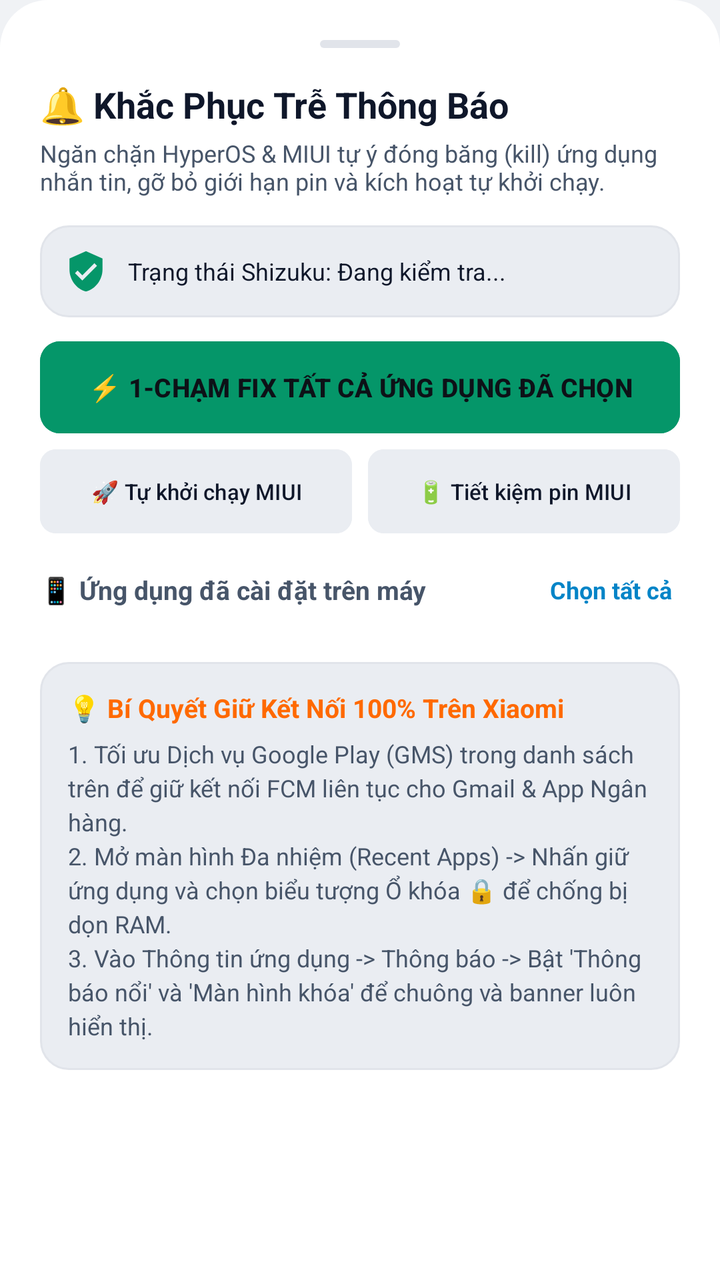
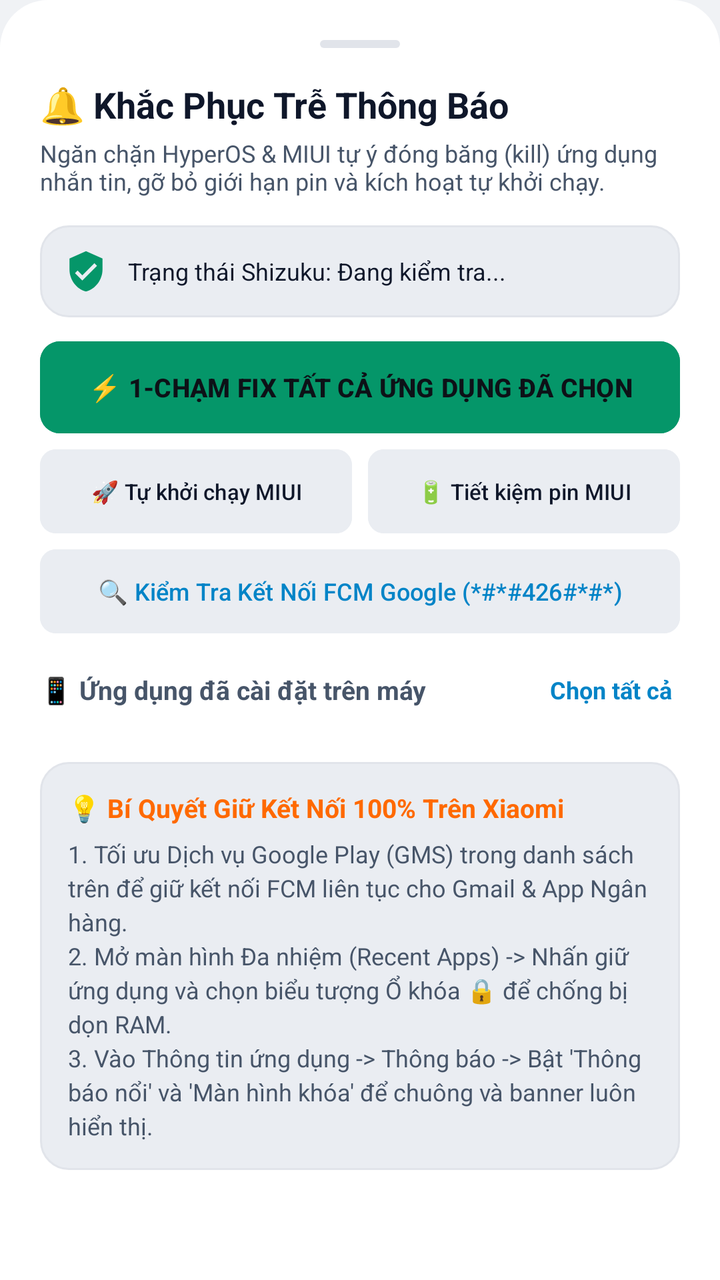

Screens rendered from an Android XML layout before and after an edit, with the pre-edit source and the edit as a unified diff.
<!-- AndroidManifest.xml: application theme Theme.ToolXiaomi -->
<!-- res/layout/bottom_sheet_notif_fix.xml -->
<?xml version="1.0" encoding="utf-8"?>
<androidx.core.widget.NestedScrollView xmlns:android="http://schemas.android.com/apk/res/android"
    xmlns:app="http://schemas.android.com/apk/res-auto"
    android:layout_width="match_parent"
    android:layout_height="wrap_content"
    android:background="@drawable/bg_bottom_sheet"
    android:fillViewport="true"
    android:overScrollMode="never">

    <LinearLayout
        android:layout_width="match_parent"
        android:layout_height="wrap_content"
        android:orientation="vertical"
        android:padding="20dp">

        
        <View
            android:layout_width="40dp"
            android:layout_height="4dp"
            android:layout_gravity="center_horizontal"
            android:layout_marginBottom="16dp"
            android:background="@drawable/bg_drag_handle" />

        <TextView
            android:layout_width="wrap_content"
            android:layout_height="wrap_content"
            android:text="🔔 Khắc Phục Trễ Thông Báo"
            android:textColor="@color/text_primary"
            android:textSize="18sp"
            android:textStyle="bold" />

        <TextView
            android:layout_width="wrap_content"
            android:layout_height="wrap_content"
            android:layout_marginTop="4dp"
            android:text="Ngăn chặn HyperOS &amp; MIUI tự ý đóng băng (kill) ứng dụng nhắn tin, gỡ bỏ giới hạn pin và kích hoạt tự khởi chạy."
            android:textColor="@color/text_secondary"
            android:textSize="12sp" />

        
        <LinearLayout
            android:layout_width="match_parent"
            android:layout_height="wrap_content"
            android:layout_marginTop="14dp"
            android:background="@drawable/bg_card_rounded"
            android:gravity="center_vertical"
            android:orientation="horizontal"
            android:padding="12dp">

            <ImageView
                android:layout_width="22dp"
                android:layout_height="22dp"
                android:src="@drawable/ic_shield_check"
                app:tint="@color/neon_green" />

            <TextView
                android:id="@+id/bs_tv_notif_shizuku_status"
                android:layout_width="0dp"
                android:layout_height="wrap_content"
                android:layout_marginStart="10dp"
                android:layout_weight="1"
                android:text="Trạng thái Shizuku: Đang kiểm tra..."
                android:textColor="@color/text_primary"
                android:textSize="12sp" />
        </LinearLayout>

        
        <com.google.android.material.button.MaterialButton
            android:id="@+id/bs_btn_batch_fix"
            android:layout_width="match_parent"
            android:layout_height="wrap_content"
            android:layout_marginTop="12dp"
            android:minHeight="46dp"
            android:backgroundTint="@color/neon_green"
            android:insetTop="0dp"
            android:insetBottom="0dp"
            android:insetLeft="0dp"
            android:insetRight="0dp"
            android:paddingLeft="10dp"
            android:paddingRight="10dp"
            android:text="⚡ 1-CHẠM FIX TẤT CẢ ỨNG DỤNG ĐÃ CHỌN"
            android:textColor="#0D1117"
            android:textSize="13sp"
            android:textStyle="bold"
            app:cornerRadius="10dp" />

        
        <LinearLayout
            android:layout_width="match_parent"
            android:layout_height="wrap_content"
            android:layout_marginTop="8dp"
            android:orientation="horizontal">

            <com.google.android.material.button.MaterialButton
                android:id="@+id/bs_btn_open_autostart"
                android:layout_width="0dp"
                android:layout_height="wrap_content"
                android:layout_marginEnd="4dp"
                android:layout_weight="1"
                android:minHeight="42dp"
                android:minWidth="0dp"
                android:backgroundTint="@color/card_highlight"
                android:insetTop="0dp"
                android:insetBottom="0dp"
                android:insetLeft="0dp"
                android:insetRight="0dp"
                android:paddingLeft="4dp"
                android:paddingRight="4dp"
                android:maxLines="1"
                android:ellipsize="end"
                android:text="🚀 Tự khởi chạy MIUI"
                android:textColor="@color/text_primary"
                android:textSize="11sp"
                app:cornerRadius="8dp" />

            <com.google.android.material.button.MaterialButton
                android:id="@+id/bs_btn_open_powerkeeper"
                android:layout_width="0dp"
                android:layout_height="wrap_content"
                android:layout_marginStart="4dp"
                android:layout_weight="1"
                android:minHeight="42dp"
                android:minWidth="0dp"
                android:backgroundTint="@color/card_highlight"
                android:insetTop="0dp"
                android:insetBottom="0dp"
                android:insetLeft="0dp"
                android:insetRight="0dp"
                android:paddingLeft="4dp"
                android:paddingRight="4dp"
                android:maxLines="1"
                android:ellipsize="end"
                android:text="🔋 Tiết kiệm pin MIUI"
                android:textColor="@color/text_primary"
                android:textSize="11sp"
                app:cornerRadius="8dp" />
        </LinearLayout>

        
        <LinearLayout
            android:layout_width="match_parent"
            android:layout_height="wrap_content"
            android:layout_marginTop="16dp"
            android:layout_marginBottom="8dp"
            android:gravity="center_vertical"
            android:orientation="horizontal">

            <TextView
                android:layout_width="0dp"
                android:layout_height="wrap_content"
                android:layout_weight="1"
                android:text="📱 Ứng dụng đã cài đặt trên máy"
                android:textColor="@color/text_secondary"
                android:textSize="13sp"
                android:textStyle="bold" />

            <TextView
                android:id="@+id/bs_tv_select_all"
                android:layout_width="wrap_content"
                android:layout_height="wrap_content"
                android:background="?attr/selectableItemBackground"
                android:clickable="true"
                android:focusable="true"
                android:padding="4dp"
                android:text="Chọn tất cả"
                android:textColor="@color/neon_cyan"
                android:textSize="12sp"
                android:textStyle="bold" />
        </LinearLayout>

        
        <LinearLayout
            android:id="@+id/bs_layout_notif_apps"
            android:layout_width="match_parent"
            android:layout_height="wrap_content"
            android:orientation="vertical" />

        <TextView
            android:id="@+id/bs_tv_notif_empty"
            android:layout_width="match_parent"
            android:layout_height="wrap_content"
            android:layout_marginTop="8dp"
            android:layout_marginBottom="8dp"
            android:gravity="center"
            android:text="Không tìm thấy ứng dụng nhắn tin nào trong danh mục hỗ trợ."
            android:textColor="@color/text_muted"
            android:textSize="12sp"
            android:visibility="gone" />

        
        <LinearLayout
            android:layout_width="match_parent"
            android:layout_height="wrap_content"
            android:layout_marginTop="16dp"
            android:background="@drawable/bg_card_rounded"
            android:orientation="vertical"
            android:padding="14dp">

            <LinearLayout
                android:layout_width="match_parent"
                android:layout_height="wrap_content"
                android:gravity="center_vertical"
                android:orientation="horizontal">

                <TextView
                    android:layout_width="wrap_content"
                    android:layout_height="wrap_content"
                    android:text="💡 Bí Quyết Giữ Kết Nối 100% Trên Xiaomi"
                    android:textColor="@color/mi_orange"
                    android:textSize="13sp"
                    android:textStyle="bold" />
            </LinearLayout>

            <TextView
                android:layout_width="match_parent"
                android:layout_height="wrap_content"
                android:layout_marginTop="6dp"
                android:lineSpacingExtra="3dp"
                android:text="1. Tối ưu Dịch vụ Google Play (GMS) trong danh sách trên để giữ kết nối FCM liên tục cho Gmail &amp; App Ngân hàng.\n2. Mở màn hình Đa nhiệm (Recent Apps) -> Nhấn giữ ứng dụng và chọn biểu tượng Ổ khóa 🔒 để chống bị dọn RAM.\n3. Vào Thông tin ứng dụng -> Thông báo -> Bật 'Thông báo nổi' và 'Màn hình khóa' để chuông và banner luôn hiển thị."
                android:textColor="@color/text_secondary"
                android:textSize="12sp" />
        </LinearLayout>

    </LinearLayout>

</androidx.core.widget.NestedScrollView>
<!-- resources referenced by this layout -->
<resources>
  <color name="card_highlight">#EAEDF2</color>
  <color name="mi_orange">#FF6900</color>
  <color name="neon_cyan">#0284C7</color>
  <color name="neon_green">#059669</color>
  <color name="text_muted">#64748B</color>
  <color name="text_primary">#0F172A</color>
  <color name="text_secondary">#475569</color>
  <!-- drawable bg_bottom_sheet (drawable) -->
  <?xml version="1.0" encoding="utf-8"?>
  <shape xmlns:android="http://schemas.android.com/apk/res/android"
      android:shape="rectangle">
      <solid android:color="@color/card_dark" />
      <corners
          android:topLeftRadius="24dp"
          android:topRightRadius="24dp" />
  </shape>
  <!-- drawable bg_card_rounded (drawable) -->
  <?xml version="1.0" encoding="utf-8"?>
  <shape xmlns:android="http://schemas.android.com/apk/res/android"
      android:shape="rectangle">
      <corners android:radius="14dp" />
      <solid android:color="@color/card_highlight" />
      <stroke
          android:width="1dp"
          android:color="@color/card_dark_stroke" />
  </shape>
  <!-- drawable bg_drag_handle (drawable) -->
  <?xml version="1.0" encoding="utf-8"?>
  <shape xmlns:android="http://schemas.android.com/apk/res/android"
      android:shape="rectangle">
      <solid android:color="@color/card_dark_stroke" />
      <corners android:radius="2dp" />
  </shape>
  <!-- drawable ic_shield_check (drawable) -->
  <vector xmlns:android="http://schemas.android.com/apk/res/android"
      android:width="24dp"
      android:height="24dp"
      android:viewportWidth="24"
      android:viewportHeight="24">
      <path
          android:fillColor="#FFFFFF"
          android:pathData="M12,1L3,5v6c0,5.55 3.84,10.74 9,12 5.16,-1.26 9,-6.45 9,-12V5l-9,-4zm-2,16l-4,-4 1.41,-1.41L10,14.17l6.59,-6.59L18,9l-8,8z" />
  </vector>
  <style name="Theme.ToolXiaomi" parent="Theme.Material3.DayNight.NoActionBar">
          <item name="colorPrimary">@color/mi_orange</item>
          <item name="colorPrimaryVariant">@color/mi_orange_dark</item>
          <item name="colorOnPrimary">#FFFFFF</item>
          <item name="colorSecondaryContainer">@color/card_highlight</item>
          <item name="colorOnSecondaryContainer">@color/mi_orange</item>
          <item name="android:statusBarColor">@color/bg_dark</item>
          <item name="android:navigationBarColor">@color/card_dark</item>
          <item name="android:windowBackground">@color/bg_dark</item>
          <item name="android:windowLightStatusBar" tools:targetApi="m">true</item>
          <item name="android:windowLightNavigationBar" tools:targetApi="o_mr1">true</item>
      </style>
  <color name="card_dark">#FFFFFF</color>
  <color name="card_dark_stroke">#E1E4EA</color>
  <color name="mi_orange_dark">#E55D00</color>
  <color name="bg_dark">#F0F2F5</color>
</resources>

<!-- the commit's change to res/layout/bottom_sheet_notif_fix.xml (unified diff, before → after) -->
@@ -136,6 +136,24 @@
                 app:cornerRadius="8dp" />
         </LinearLayout>
 
+        <com.google.android.material.button.MaterialButton
+            android:id="@+id/bs_btn_open_fcm_diag"
+            android:layout_width="match_parent"
+            android:layout_height="wrap_content"
+            android:layout_marginTop="8dp"
+            android:minHeight="42dp"
+            android:backgroundTint="@color/card_highlight"
+            android:insetTop="0dp"
+            android:insetBottom="0dp"
+            android:insetLeft="0dp"
+            android:insetRight="0dp"
+            android:paddingLeft="8dp"
+            android:paddingRight="8dp"
+            android:text="🔍 Kiểm Tra Kết Nối FCM Google (*#*#426#*#*)"
+            android:textColor="@color/neon_cyan"
+            android:textSize="12sp"
+            app:cornerRadius="8dp" />
+
         
         <LinearLayout
             android:layout_width="match_parent"
